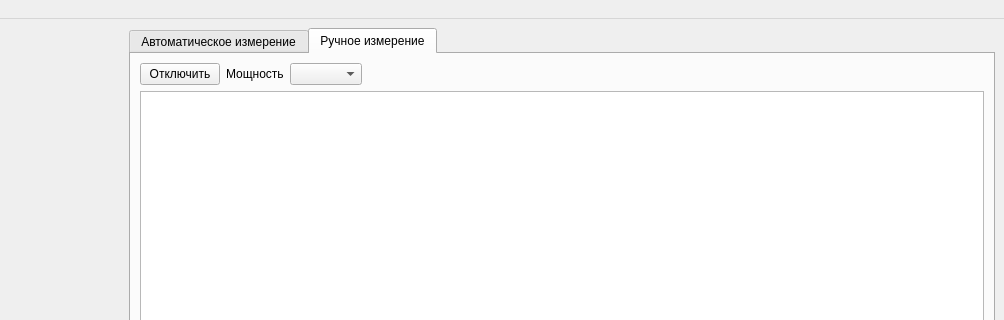
Above: mainwindow.ui from igrekus/mult_i1_measjure before the change; both pictures show x 128 to 1132 and y 0 to 320 of the 1132 by 525 pixel window. Below: the same form after it.
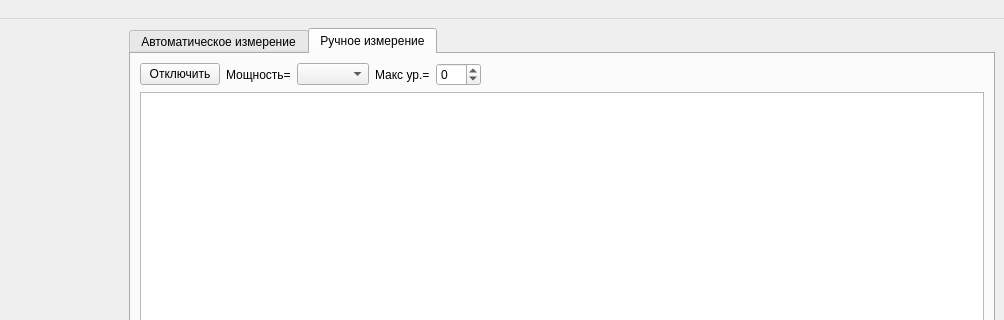
That is the form after the change. The open tabs and pages were chosen to show the change.

Commit message: FEAT: add rlev option

Diff of the .ui file:
```diff
--- a/mainwindow.ui
+++ b/mainwindow.ui
@@ -83,13 +83,30 @@
           <item>
            <widget class="QLabel" name="label">
             <property name="text">
-             <string>Мощность</string>
+             <string>Мощность=</string>
             </property>
            </widget>
           </item>
           <item>
            <widget class="QComboBox" name="comboPow"/>
           </item>
+          <item>
+           <widget class="QLabel" name="lblRefLevel">
+            <property name="text">
+             <string>Макс ур.=</string>
+            </property>
+           </widget>
+          </item>
+          <item>
+           <widget class="QSpinBox" name="spinRefLevel">
+            <property name="minimum">
+             <number>-10</number>
+            </property>
+            <property name="maximum">
+             <number>15</number>
+            </property>
+           </widget>
+          </item>
           <item>
            <spacer name="horizontalSpacer">
             <property name="orientation">
```
Left out of the diff: 2 changed lines with no effect on the pictures. The commit also changes 2 other files.
